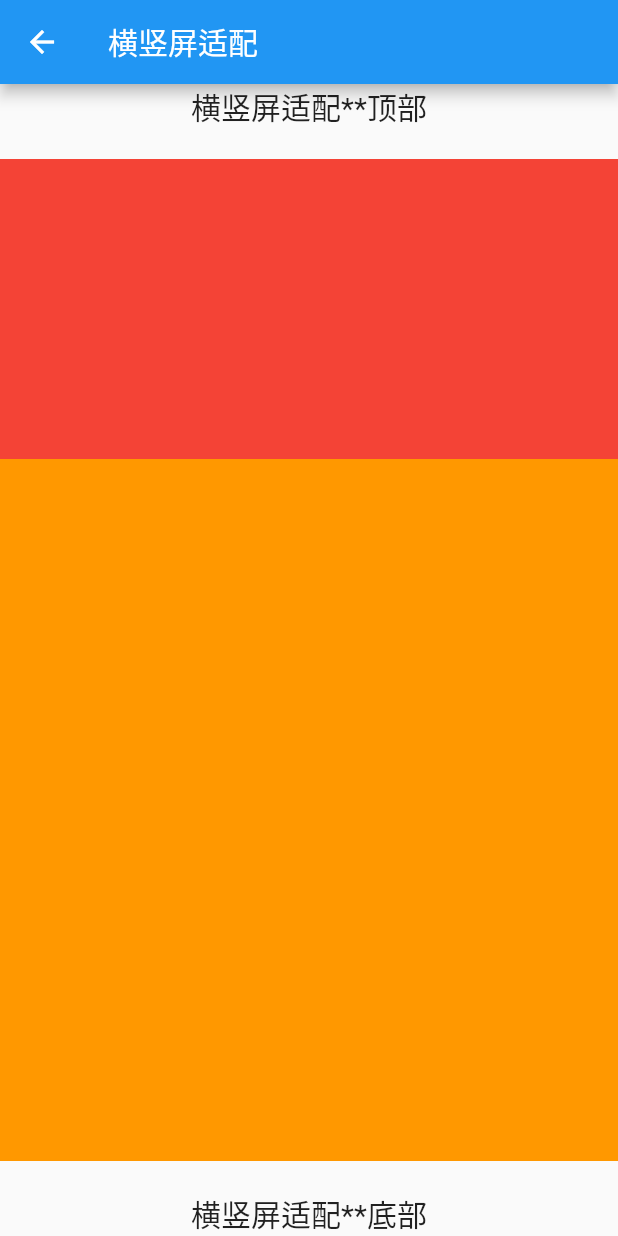
After one commit to guoguangtao/ggt_flutter_demo, a Flutter app: the YXCPortraitLandscapeView screen opened by its route, on a phone screen of 412 x 824 dp. The commit adds this screen. Run offline on Flutter 3.47's test engine with Material 2 defaults, Android fonts, the phone set to English and light mode, and no system bars; our stand-ins replace sprintf.

Commit message:
横竖屏适配

```diff
--- a/lib/image/image_use.dart
+++ b/lib/image/image_use.dart
@@ -26,9 +26,6 @@ class _YXCUserImageBodyView extends StatelessWidget {
         mainAxisAlignment: MainAxisAlignment.center,
         children: [
           Image.asset("home_leBo_icon".localImageName()),
-          // const SizedBox(height: 20),
-          // Image.network(
-          //     "https://t7.baidu.com/it/u=887525017,4144689287&fm=193&f=GIF"),
           const SizedBox(height: 20),
           FadeInImage(
             placeholder: AssetImage("home_leBo_icon".localImageName()),
@@ -36,15 +33,10 @@ class _YXCUserImageBodyView extends StatelessWidget {
                 "https://t7.baidu.com/it/u=615298619,3403416058&fm=193&f=GIF"),
           ),
           const SizedBox(height: 20),
-          // yxcNetWorkImage(
-          //     url:
-          //         "https://t7.baidu.com/it/u=3276746738,705029168&fm=193&f=GIF",
-          //     placeholder: "home_leBo_icon".localImageName()),
-
           yxcNetWorkImage(
               url:
-              "",
-              placeholder: "".localImageName()),
+                  "https://t7.baidu.com/it/u=3276746738,705029168&fm=193&f=GIF",
+              placeholder: "home_leBo_icon".localImageName()),
         ],
       ),
     );
--- a/lib/main.dart
+++ b/lib/main.dart
@@ -13,6 +13,7 @@ import 'package:ggt_flutter_demo/internationalizing/internationalizing.dart';
 import 'package:ggt_flutter_demo/key_use/key_use.dart';
 import 'package:ggt_flutter_demo/keyboard/keyboard_use.dart';
 import 'package:ggt_flutter_demo/loading/use_loading.dart';
+import 'package:ggt_flutter_demo/portrait_landscape/portrait_landscape.dart';
 import 'package:ggt_flutter_demo/scrollview/scroll_view_use.dart';
 import 'package:ggt_flutter_demo/table/table_use.dart';
 import 'package:ggt_flutter_demo/timer/timer_use.dart';
@@ -85,6 +86,7 @@ class _YXCAppContentState extends State<_YXCAppContent> {
         "/LoadImage" : (context) => const YXCUseImageView(),
         "/UseKeyBoard" : (context) => const YXCKeyBoardUseView(),
         "/NetLoading" : (context) => const YXCUseLoadingView(),
+        "/PortraitLandscape" : (context) => const YXCPortraitLandscapeView(),
       },
       home: const _YXCHome(),
       localizationsDelegates: const [
@@ -126,6 +128,7 @@ class _YXCHome extends StatelessWidget {
       _YXCHomeModel(text: "加载图片", route: "/LoadImage"),
       _YXCHomeModel(text: "键盘的使用", route: "/UseKeyBoard"),
       _YXCHomeModel(text: "网络加载动画", route: "/NetLoading"),
+      _YXCHomeModel(text: "横竖屏适配", route: "/PortraitLandscape"),
     ];
 
     void didSelected(int index) {
--- /dev/null
+++ b/lib/portrait_landscape/portrait_landscape.dart
@@ -0,0 +1,58 @@
+
+import 'package:flutter/material.dart';
+
+class YXCPortraitLandscapeView extends StatelessWidget {
+  const YXCPortraitLandscapeView({Key? key}) : super(key: key);
+
+  @override
+  Widget build(BuildContext context) {
+    return Scaffold(
+      appBar: AppBar(
+        title: const Text("横竖屏适配"),
+      ),
+      body: const _YXCPortraitLandscapeBodyView(),
+    );
+  }
+}
+
+class _YXCPortraitLandscapeBodyView extends StatelessWidget {
+  const _YXCPortraitLandscapeBodyView({Key? key}) : super(key: key);
+
+  @override
+  Widget build(BuildContext context) {
+    return OrientationBuilder(builder: (context, orientation) {
+      if (orientation == Orientation.landscape) {
+        return SingleChildScrollView(
+          child: _bodyWidget(context, true),
+        );
+      }
+      return _bodyWidget(context, false);
+    });
+  }
+
+  Widget _bodyWidget(BuildContext context, bool isLandscape) {
+    return Column(
+      children: [
+        const Text(
+          "横竖屏适配**顶部",
+          style: TextStyle(fontSize: 20),
+        ),
+        const SizedBox(height: 20),
+        Container(height: 200, color: Colors.red),
+        isLandscape
+            ? Container(height: 100, color: Colors.orange,)
+            : Expanded(
+                child: Container(
+                  color: Colors.orange,
+                ),
+              ),
+        const SizedBox(height: 20),
+        const Text(
+          "横竖屏适配**底部",
+          style: TextStyle(fontSize: 20),
+        ),
+        SizedBox(height: MediaQuery.of(context).padding.bottom),
+      ],
+    );
+  }
+}
```
Also changed, not shown: pubspec.lock.
